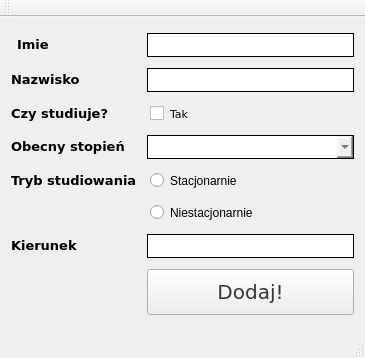
xpawelek/AcademicRecordsManager, file Katalog_JIPP_Project/NewStudent_Form.ui: the form before one commit.
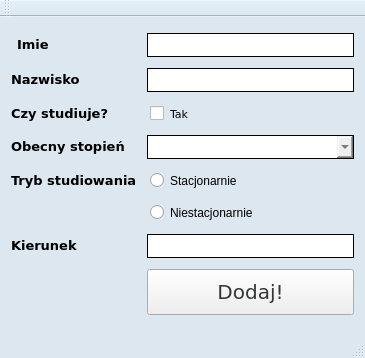
The form after the commit.

Diff of the .ui file:
```diff
--- a/Katalog_JIPP_Project/NewStudent_Form.ui
+++ b/Katalog_JIPP_Project/NewStudent_Form.ui
@@ -16,6 +16,52 @@
     <verstretch>0</verstretch>
    </sizepolicy>
   </property>
+  <property name="palette">
+   <palette>
+    <active>
+     <colorrole role="Window">
+      <brush brushstyle="SolidPattern">
+       <color alpha="255">
+        <red>220</red>
+        <green>231</green>
+        <blue>240</blue>
+       </color>
+      </brush>
+     </colorrole>
+    </active>
+    <inactive>
+     <colorrole role="Window">
+      <brush brushstyle="SolidPattern">
+       <color alpha="255">
+        <red>220</red>
+        <green>231</green>
+        <blue>240</blue>
+       </color>
+      </brush>
+     </colorrole>
+    </inactive>
+    <disabled>
+     <colorrole role="Base">
+      <brush brushstyle="SolidPattern">
+       <color alpha="255">
+        <red>220</red>
+        <green>231</green>
+        <blue>240</blue>
+       </color>
+      </brush>
+     </colorrole>
+     <colorrole role="Window">
+      <brush brushstyle="SolidPattern">
+       <color alpha="255">
+        <red>220</red>
+        <green>231</green>
+        <blue>240</blue>
+       </color>
+      </brush>
+     </colorrole>
+    </disabled>
+   </palette>
+  </property>
   <property name="windowTitle">
    <string>NewStudent_Form</string>
   </property>
```
